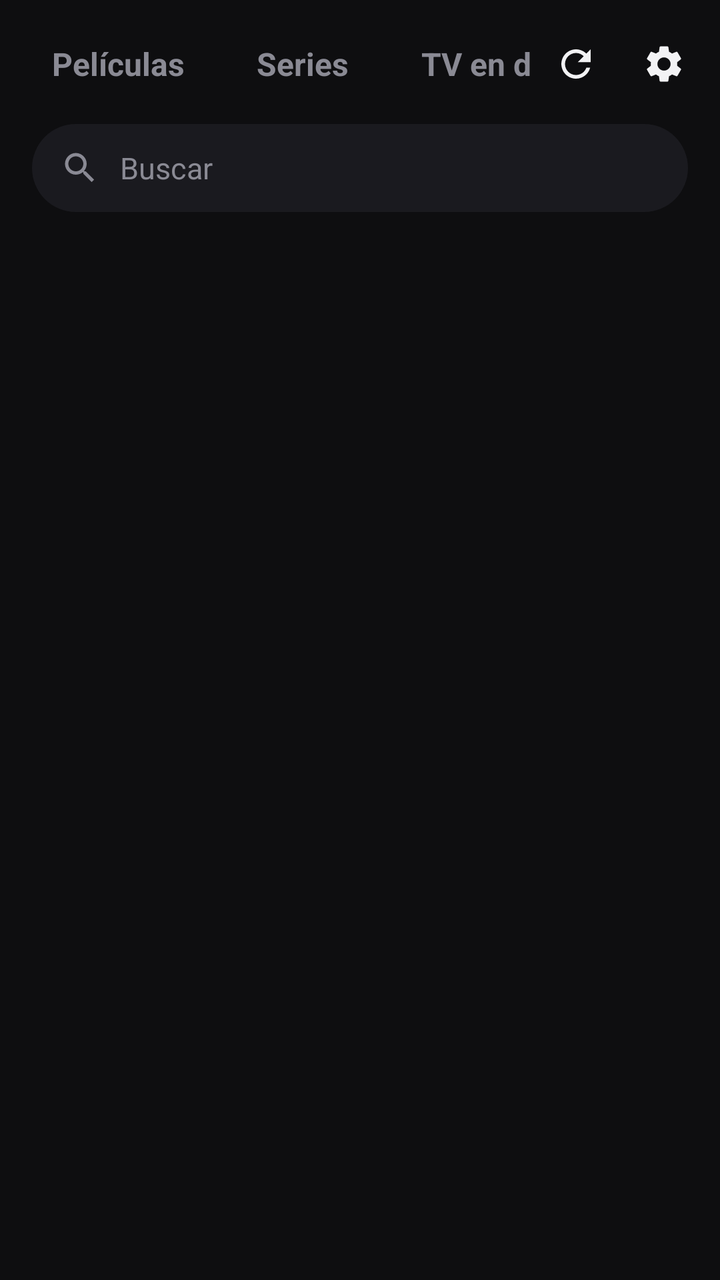
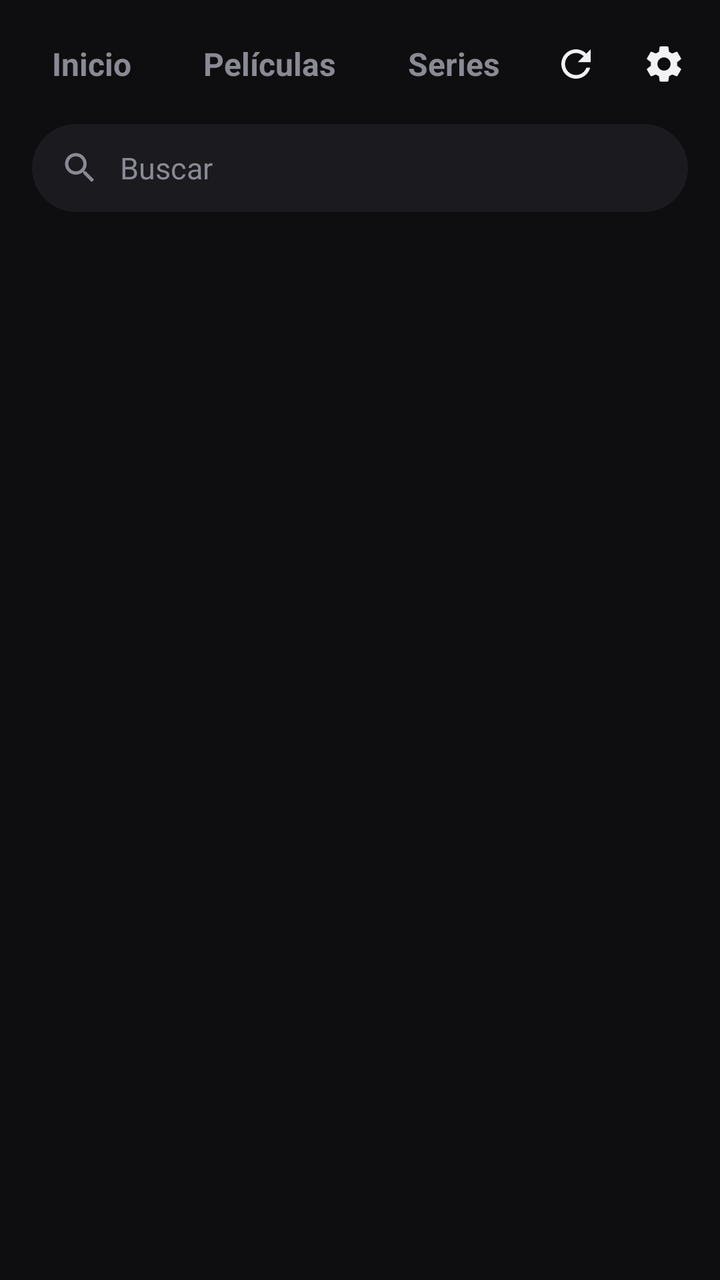

An Android layout rendered at two revisions. The XML below is the earlier revision; the diff shows what the commit changed to produce the second picture.
<!-- AndroidManifest.xml: application theme Theme.Zap -->
<!-- res/layout/activity_main.xml -->
<?xml version="1.0" encoding="utf-8"?>
<LinearLayout xmlns:android="http://schemas.android.com/apk/res/android"
    xmlns:app="http://schemas.android.com/apk/res-auto"
    android:layout_width="match_parent"
    android:layout_height="match_parent"
    android:background="@color/bg"
    android:fitsSystemWindows="true"
    android:orientation="vertical">

    <LinearLayout
        android:layout_width="match_parent"
        android:layout_height="wrap_content"
        android:gravity="center_vertical"
        android:orientation="horizontal"
        android:paddingStart="10dp"
        android:paddingTop="10dp"
        android:paddingEnd="6dp">

        <HorizontalScrollView
            android:layout_width="0dp"
            android:layout_height="wrap_content"
            android:layout_weight="1"
            android:scrollbars="none">

            <LinearLayout
                android:layout_width="wrap_content"
                android:layout_height="wrap_content"
                android:orientation="horizontal">

                <TextView
                    android:id="@+id/tabMovies"
                    style="@style/Tab"
                    android:text="Películas" />

                <TextView
                    android:id="@+id/tabShows"
                    style="@style/Tab"
                    android:text="Series" />

                <TextView
                    android:id="@+id/tabLive"
                    style="@style/Tab"
                    android:text="TV en directo" />
            </LinearLayout>
        </HorizontalScrollView>

        <ImageButton
            android:id="@+id/reload"
            android:layout_width="44dp"
            android:layout_height="44dp"
            android:background="@drawable/bg_icon_btn"
            android:contentDescription="Recargar"
            android:src="@drawable/ic_refresh" />

        <ImageButton
            android:id="@+id/settings"
            android:layout_width="44dp"
            android:layout_height="44dp"
            android:background="@drawable/bg_icon_btn"
            android:contentDescription="Fuentes"
            android:src="@drawable/ic_settings" />
    </LinearLayout>

    <EditText
        android:id="@+id/search"
        android:layout_width="match_parent"
        android:layout_height="44dp"
        android:layout_marginStart="16dp"
        android:layout_marginTop="8dp"
        android:layout_marginEnd="16dp"
        android:layout_marginBottom="8dp"
        android:background="@drawable/bg_search"
        android:drawableStart="@drawable/ic_search"
        android:drawablePadding="10dp"
        android:hint="Buscar"
        android:imeOptions="actionSearch"
        android:importantForAutofill="no"
        android:inputType="text"
        android:paddingStart="14dp"
        android:paddingEnd="14dp"
        android:singleLine="true"
        android:textColor="@color/text"
        android:textColorHint="@color/muted"
        android:textSize="15sp" />

    <androidx.recyclerview.widget.RecyclerView
        android:id="@+id/chips"
        android:layout_width="match_parent"
        android:layout_height="wrap_content"
        android:clipToPadding="false"
        android:paddingStart="12dp"
        android:paddingEnd="12dp"
        android:paddingBottom="6dp"
        android:visibility="gone" />

    <com.google.android.material.progressindicator.LinearProgressIndicator
        android:id="@+id/busyBar"
        android:layout_width="match_parent"
        android:layout_height="wrap_content"
        android:indeterminate="true"
        android:visibility="gone"
        app:indicatorColor="@color/accent"
        app:trackThickness="2dp" />

    <LinearLayout
        android:layout_width="match_parent"
        android:layout_height="0dp"
        android:layout_weight="1"
        android:orientation="horizontal">

    
    <androidx.recyclerview.widget.RecyclerView
        android:id="@+id/side"
        android:layout_width="200dp"
        android:layout_height="match_parent"
        android:background="@color/surface"
        android:clipToPadding="false"
        android:paddingTop="6dp"
        android:paddingBottom="16dp"
        android:visibility="gone" />

    <FrameLayout
        android:layout_width="0dp"
        android:layout_height="match_parent"
        android:layout_weight="1">

        <androidx.recyclerview.widget.RecyclerView
            android:id="@+id/content"
            android:layout_width="match_parent"
            android:layout_height="match_parent"
            android:clipToPadding="false"
            android:paddingStart="6dp"
            android:paddingEnd="6dp"
            android:paddingBottom="16dp" />

        <LinearLayout
            android:id="@+id/empty"
            android:layout_width="wrap_content"
            android:layout_height="wrap_content"
            android:layout_gravity="center"
            android:gravity="center_horizontal"
            android:orientation="vertical"
            android:padding="24dp"
            android:visibility="gone">

            <TextView
                android:id="@+id/emptyText"
                android:layout_width="wrap_content"
                android:layout_height="wrap_content"
                android:gravity="center"
                android:textColor="@color/muted"
                android:textSize="16sp" />

            <TextView
                android:id="@+id/emptyAdd"
                style="@style/PrimaryButton"
                android:layout_marginTop="20dp"
                android:text="Añadir fuente" />
        </LinearLayout>

        <ProgressBar
            android:id="@+id/progress"
            android:layout_width="40dp"
            android:layout_height="40dp"
            android:layout_gravity="center"
            android:indeterminateTint="@color/accent"
            android:visibility="gone" />
    </FrameLayout>
    </LinearLayout>
</LinearLayout>
<!-- resources referenced by this layout -->
<resources>
  <color name="accent">#FF5A4E</color>
  <color name="bg">#0E0E10</color>
  <color name="muted">#8A8A94</color>
  <color name="surface">#1A1A1F</color>
  <color name="text">#F2F2F4</color>
  <!-- drawable bg_search (drawable) -->
  <?xml version="1.0" encoding="utf-8"?>
  <shape xmlns:android="http://schemas.android.com/apk/res/android">
      <solid android:color="@color/surface" />
      <corners android:radius="22dp" />
  </shape>
  <!-- drawable ic_refresh (drawable) -->
  <?xml version="1.0" encoding="utf-8"?>
  <vector xmlns:android="http://schemas.android.com/apk/res/android"
      android:width="22dp" android:height="22dp"
      android:viewportWidth="24" android:viewportHeight="24">
      <path android:fillColor="#F2F2F4" android:pathData="M17.65,6.35C16.2,4.9 14.21,4 12,4c-4.42,0 -7.99,3.58 -7.99,8s3.57,8 7.99,8c3.73,0 6.84,-2.55 7.73,-6h-2.08c-0.82,2.33 -3.04,4 -5.65,4 -3.31,0 -6,-2.69 -6,-6s2.69,-6 6,-6c1.66,0 3.14,0.69 4.22,1.78L13,11h7V4l-2.35,2.35z" />
  </vector>
  <!-- drawable ic_search (drawable) -->
  <?xml version="1.0" encoding="utf-8"?>
  <vector xmlns:android="http://schemas.android.com/apk/res/android"
      android:width="20dp" android:height="20dp"
      android:viewportWidth="24" android:viewportHeight="24">
      <path android:fillColor="#8A8A94" android:pathData="M15.5,14h-0.79l-0.28,-0.27C15.41,12.59 16,11.11 16,9.5 16,5.91 13.09,3 9.5,3S3,5.91 3,9.5 5.91,16 9.5,16c1.61,0 3.09,-0.59 4.23,-1.57l0.27,0.28v0.79l5,4.99L20.49,19l-4.99,-5zM9.5,14C7.01,14 5,11.99 5,9.5S7.01,5 9.5,5 14,7.01 14,9.5 11.99,14 9.5,14z" />
  </vector>
  <style name="Theme.Zap" parent="Theme.Material3.Dark.NoActionBar">
          <item name="colorPrimary">@color/accent</item>
          <item name="colorOnPrimary">@color/bg</item>
          <item name="colorSurface">@color/surface</item>
          <item name="android:windowBackground">@color/bg</item>
          <item name="android:statusBarColor">@color/bg</item>
          <item name="android:navigationBarColor">@color/bg</item>
          <item name="colorControlHighlight">#66FF5A4E</item>
          <item name="materialAlertDialogTheme">@style/ThemeOverlay.Zap.Dialog</item>
      </style>
  <color name="surface_hi">#2A2A32</color>
  <!-- drawable tab_text (drawable) -->
  <?xml version="1.0" encoding="utf-8"?>
  <selector xmlns:android="http://schemas.android.com/apk/res/android">
      <item android:color="@color/text" android:state_selected="true" />
      <item android:color="@color/text" android:state_focused="true" />
      <item android:color="@color/muted" />
  </selector>
  <style name="ThemeOverlay.Zap.Dialog" parent="ThemeOverlay.Material3.MaterialAlertDialog">
          <item name="colorControlHighlight">#66FF5A4E</item>
          <item name="buttonBarPositiveButtonStyle">@style/Zap.DialogButton</item>
          <item name="buttonBarNegativeButtonStyle">@style/Zap.DialogButton</item>
          <item name="buttonBarNeutralButtonStyle">@style/Zap.DialogButton</item>
      </style>
  <style name="Zap.DialogButton" parent="Widget.Material3.Button.TextButton.Dialog">
          <item name="android:background">@drawable/bg_dialog_btn</item>
          <item name="backgroundTint">@null</item>
          <item name="android:textColor">@drawable/dialog_btn_text</item>
          <item name="rippleColor">@android:color/transparent</item>
          <item name="android:paddingStart">18dp</item>
          <item name="android:paddingEnd">18dp</item>
      </style>
  <!-- drawable dialog_btn_text (drawable) -->
  <?xml version="1.0" encoding="utf-8"?>
  <selector xmlns:android="http://schemas.android.com/apk/res/android">
      <item android:color="@color/bg" android:state_focused="true" />
      <item android:color="@color/accent" />
  </selector>
  <!-- unchanged entries left out for length: 7 -->
</resources>

<!-- the commit's change to res/layout/activity_main.xml (unified diff, before → after) -->
@@ -28,6 +28,11 @@
                 android:orientation="horizontal">
 
                 <TextView
+                    android:id="@+id/tabHome"
+                    style="@style/Tab"
+                    android:text="Inicio" />
+
+                <TextView
                     android:id="@+id/tabMovies"
                     style="@style/Tab"
                     android:text="Películas" />
@@ -36,6 +41,11 @@
                     android:id="@+id/tabShows"
                     style="@style/Tab"
                     android:text="Series" />
+
+                <TextView
+                    android:id="@+id/tabWatch"
+                    style="@style/Tab"
+                    android:text="Mi lista" />
 
                 <TextView
                     android:id="@+id/tabLive"
